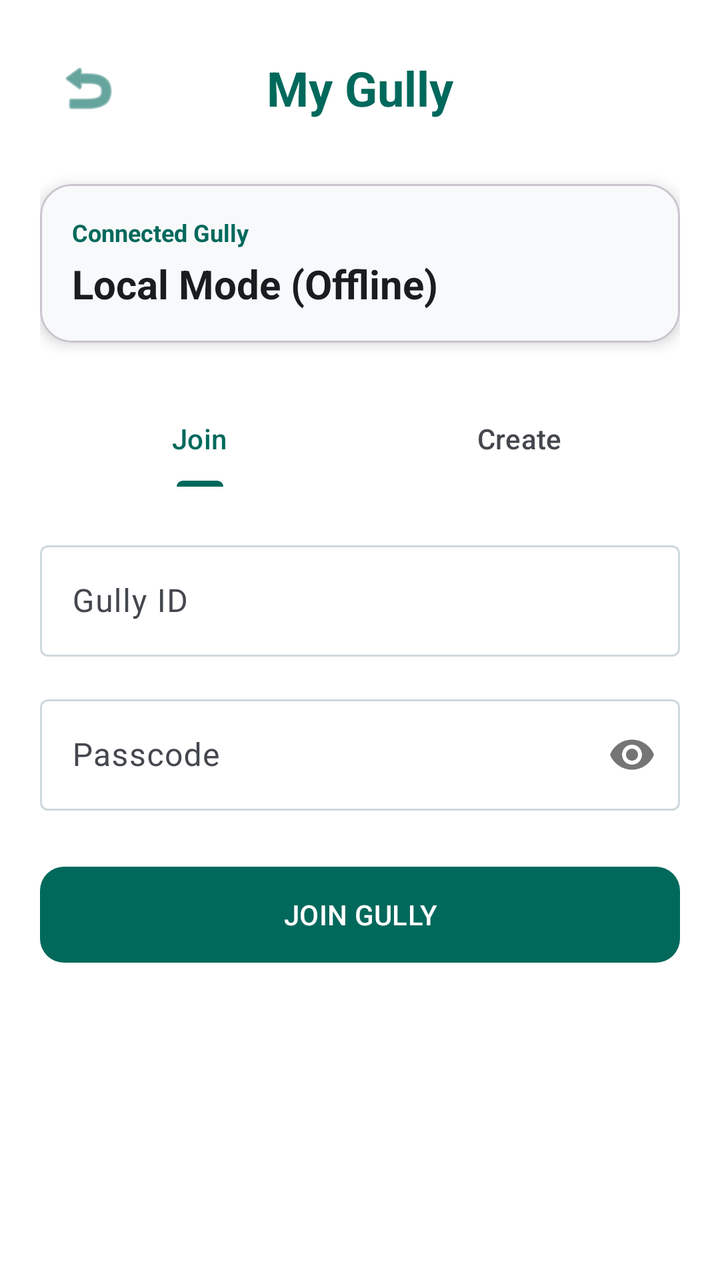
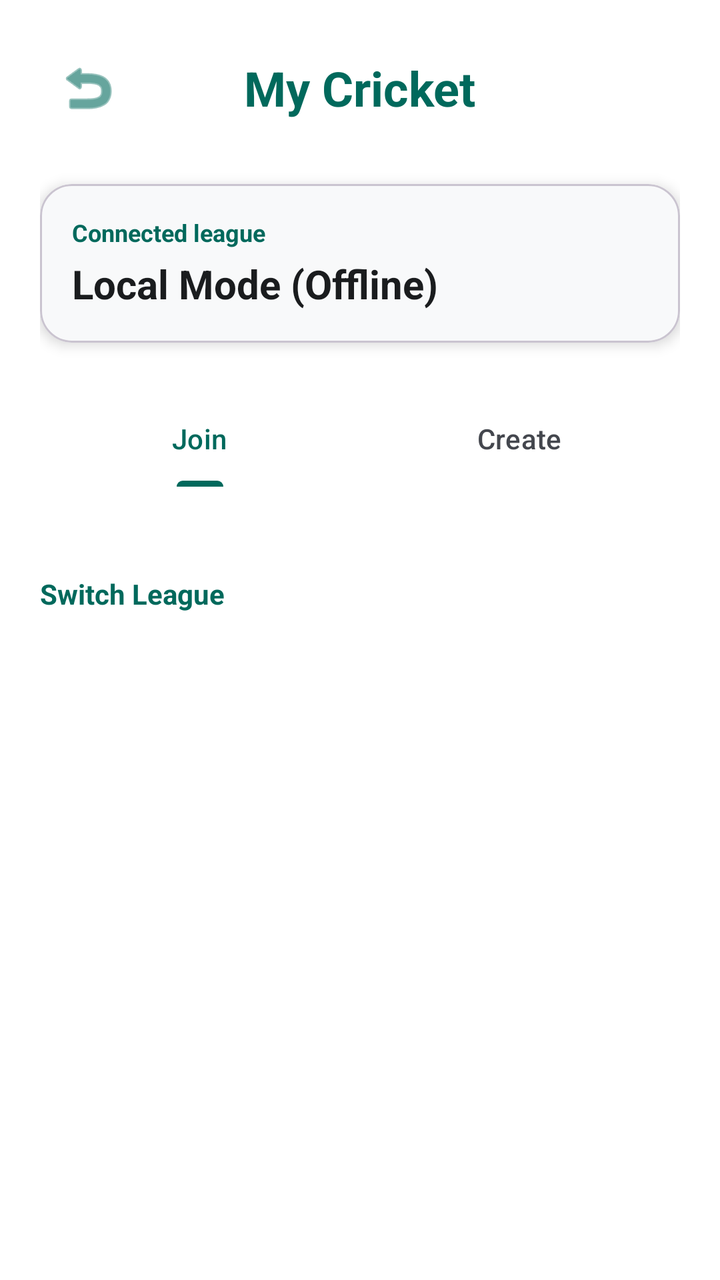

Before-and-after screenshots of an Android layout around one commit, followed by the original layout XML and the change that was made.
<!-- AndroidManifest.xml: application theme Theme.Scoring -->
<!-- res/layout/activity_gully_management.xml -->
<?xml version="1.0" encoding="utf-8"?>
<LinearLayout xmlns:android="http://schemas.android.com/apk/res/android"
    xmlns:app="http://schemas.android.com/apk/res-auto"
    android:layout_width="match_parent"
    android:layout_height="match_parent"
    android:orientation="vertical"
    android:background="?attr/colorSurface"
    android:padding="20dp">

    <RelativeLayout
        android:layout_width="match_parent"
        android:layout_height="wrap_content"
        android:layout_marginBottom="24dp">

        <ImageButton
            android:id="@+id/btnBack"
            android:layout_width="48dp"
            android:layout_height="48dp"
            android:background="?attr/selectableItemBackgroundBorderless"
            android:src="@android:drawable/ic_menu_revert"
            app:tint="?attr/colorPrimary" />

        <TextView
            android:layout_width="wrap_content"
            android:layout_height="wrap_content"
            android:layout_centerInParent="true"
            android:text="My Gully"
            android:textSize="24sp"
            android:textStyle="bold"
            android:textColor="?attr/colorPrimary" />
    </RelativeLayout>

    <com.google.android.material.card.MaterialCardView
        android:id="@+id/cardCurrentGully"
        android:layout_width="match_parent"
        android:layout_height="wrap_content"
        android:layout_marginBottom="24dp"
        app:cardCornerRadius="16dp"
        app:cardElevation="4dp"
        app:cardBackgroundColor="?attr/colorSurfaceVariant">

        <LinearLayout
            android:layout_width="match_parent"
            android:layout_height="wrap_content"
            android:orientation="vertical"
            android:padding="16dp">

            <TextView
                android:layout_width="wrap_content"
                android:layout_height="wrap_content"
                android:text="Connected Gully"
                android:textSize="12sp"
                android:textStyle="bold"
                android:textColor="?attr/colorPrimary" />

            <TextView
                android:id="@+id/tvGullyName"
                android:layout_width="wrap_content"
                android:layout_height="wrap_content"
                android:text="Local Mode (Offline)"
                android:textSize="20sp"
                android:textStyle="bold"
                android:textColor="?attr/colorOnSurface"
                android:layout_marginTop="4dp" />

            <com.google.android.material.button.MaterialButton
                android:id="@+id/btnLeaveGully"
                style="@style/Widget.Material3.Button.TextButton"
                android:layout_width="wrap_content"
                android:layout_height="wrap_content"
                android:text="Switch to Local Mode"
                android:textColor="?attr/colorError"
                android:visibility="gone" />
        </LinearLayout>
    </com.google.android.material.card.MaterialCardView>

    <com.google.android.material.tabs.TabLayout
        android:id="@+id/tabLayoutGully"
        android:layout_width="match_parent"
        android:layout_height="wrap_content"
        android:background="@android:color/transparent"
        app:tabIndicatorFullWidth="false"
        app:tabSelectedTextColor="?attr/colorPrimary"
        app:tabTextColor="?attr/colorOnSurfaceVariant">

        <com.google.android.material.tabs.TabItem
            android:layout_width="wrap_content"
            android:layout_height="wrap_content"
            android:text="Join" />

        <com.google.android.material.tabs.TabItem
            android:layout_width="wrap_content"
            android:layout_height="wrap_content"
            android:text="Create" />
    </com.google.android.material.tabs.TabLayout>

    <LinearLayout
        android:id="@+id/layoutJoin"
        android:layout_width="match_parent"
        android:layout_height="wrap_content"
        android:orientation="vertical"
        android:layout_marginTop="24dp">

        <com.google.android.material.textfield.TextInputLayout
            style="@style/Widget.Material3.TextInputLayout.OutlinedBox"
            android:layout_width="match_parent"
            android:layout_height="wrap_content"
            android:hint="Gully ID"
            android:layout_marginBottom="16dp">
            <com.google.android.material.textfield.TextInputEditText
                android:id="@+id/etJoinId"
                android:layout_width="match_parent"
                android:layout_height="wrap_content"
                android:inputType="textCapCharacters" />
        </com.google.android.material.textfield.TextInputLayout>

        <com.google.android.material.textfield.TextInputLayout
            style="@style/Widget.Material3.TextInputLayout.OutlinedBox"
            android:layout_width="match_parent"
            android:layout_height="wrap_content"
            android:hint="Passcode"
            app:passwordToggleEnabled="true"
            android:layout_marginBottom="24dp">
            <com.google.android.material.textfield.TextInputEditText
                android:id="@+id/etJoinPass"
                android:layout_width="match_parent"
                android:layout_height="wrap_content"
                android:inputType="textPassword" />
        </com.google.android.material.textfield.TextInputLayout>

        <com.google.android.material.button.MaterialButton
            android:id="@+id/btnJoin"
            android:layout_width="match_parent"
            android:layout_height="56dp"
            android:text="JOIN GULLY"
            app:cornerRadius="12dp" />
    </LinearLayout>

    <LinearLayout
        android:id="@+id/layoutCreate"
        android:layout_width="match_parent"
        android:layout_height="wrap_content"
        android:orientation="vertical"
        android:layout_marginTop="24dp"
        android:visibility="gone">

        <com.google.android.material.textfield.TextInputLayout
            style="@style/Widget.Material3.TextInputLayout.OutlinedBox"
            android:layout_width="match_parent"
            android:layout_height="wrap_content"
            android:hint="Gully Name (ID)"
            android:layout_marginBottom="16dp"
            app:helperText="Unique name for your league">
            <com.google.android.material.textfield.TextInputEditText
                android:id="@+id/etCreateId"
                android:layout_width="match_parent"
                android:layout_height="wrap_content"
                android:inputType="textCapCharacters" />
        </com.google.android.material.textfield.TextInputLayout>

        <com.google.android.material.textfield.TextInputLayout
            style="@style/Widget.Material3.TextInputLayout.OutlinedBox"
            android:layout_width="match_parent"
            android:layout_height="wrap_content"
            android:hint="Set Passcode"
            app:passwordToggleEnabled="true"
            android:layout_marginBottom="24dp"
            app:helperText="Give this to your friends to join">
            <com.google.android.material.textfield.TextInputEditText
                android:id="@+id/etCreatePass"
                android:layout_width="match_parent"
                android:layout_height="wrap_content"
                android:inputType="textPassword" />
        </com.google.android.material.textfield.TextInputLayout>

        <com.google.android.material.button.MaterialButton
            android:id="@+id/btnCreate"
            android:layout_width="match_parent"
            android:layout_height="56dp"
            android:text="CREATE GULLY"
            app:cornerRadius="12dp" />
    </LinearLayout>

</LinearLayout>
<!-- resources referenced by this layout -->
<resources>
  <style name="Theme.Scoring" parent="Base.Theme.Scoring" />
  <style name="Base.Theme.Scoring" parent="Theme.Material3.DayNight.NoActionBar">
          
          <item name="colorPrimary">@color/colorPrimary</item>
          <item name="colorOnPrimary">@color/colorOnPrimary</item>
          <item name="colorPrimaryContainer">@color/surface_card</item>
          <item name="colorOnPrimaryContainer">@color/colorPrimary</item>
  
          
          <item name="colorSecondary">@color/colorAccent</item>
          <item name="colorOnSecondary">@color/colorOnAccent</item>
          <item name="colorSecondaryContainer">@color/surface_elevated</item>
          <item name="colorOnSecondaryContainer">@color/colorAccent</item>
  
          
          <item name="android:windowBackground">@color/bg_main</item>
          <item name="colorSurface">@color/surface_card</item>
          <item name="colorOnSurface">@color/text_primary</item>
          <item name="colorSurfaceVariant">@color/surface_elevated</item>
          <item name="colorOnSurfaceVariant">@color/text_secondary</item>
          <item name="colorOutline">@color/divider_main</item>
  
          
          <item name="runHighlight">@color/run_highlight</item>
          <item name="wicketHighlight">@color/wicket_highlight</item>
          <item name="boundaryHighlight">@color/boundary_highlight</item>
          <item name="extraHighlight">@color/extra_slate</item>
          <item name="dotBallHighlight">@color/dot_ball_grey</item>
  
          
          <item name="prestigeGold">@color/accent_amber</item>
          <item name="prestigeOrange">@color/prestige_orange</item>
          <item name="prestigePurple">@color/accent_purple</item>
  
          <item name="cardViewStyle">@style/Widget.Material3.CardView.Elevated</item>
  
          <item name="android:statusBarColor">@android:color/transparent</item>
          <item name="android:navigationBarColor">@android:color/transparent</item>
          <item name="android:windowTranslucentStatus">false</item>
          <item name="android:windowTranslucentNavigation">false</item>
      </style>
  <color name="colorPrimary">#00695C</color>
  <color name="colorOnPrimary">#FFFFFF</color>
  <color name="surface_card">#FFFFFF</color>
  <color name="colorAccent">#00695C</color>
  <color name="colorOnAccent">#FFFFFF</color>
  <color name="surface_elevated">#F8F9FA</color>
  <color name="bg_main">#F0F2F5</color>
  <color name="text_primary">#1A1C1E</color>
  <color name="text_secondary">#44474E</color>
  <color name="divider_main">#CFD8DC</color>
  <color name="run_highlight">#00695C</color>
  <color name="wicket_highlight">#B71C1C</color>
  <color name="boundary_highlight">#EF6C00</color>
  <color name="extra_slate">#546E7A</color>
  <color name="dot_ball_grey">#90A4AE</color>
  <color name="accent_amber">#FFD700</color>
  <color name="prestige_orange">#EF6C00</color>
  <color name="accent_purple">#5a0080</color>
</resources>

<!-- the commit's change to res/layout/activity_gully_management.xml (unified diff, before → after) -->
@@ -24,7 +24,7 @@
             android:layout_width="wrap_content"
             android:layout_height="wrap_content"
             android:layout_centerInParent="true"
-            android:text="My Gully"
+            android:text="My Cricket"
             android:textSize="24sp"
             android:textStyle="bold"
             android:textColor="?attr/colorPrimary" />
@@ -48,7 +48,7 @@
             <TextView
                 android:layout_width="wrap_content"
                 android:layout_height="wrap_content"
-                android:text="Connected Gully"
+                android:text="Connected league"
                 android:textSize="12sp"
                 android:textStyle="bold"
                 android:textColor="?attr/colorPrimary" />
@@ -63,7 +63,7 @@
                 android:textColor="?attr/colorOnSurface"
                 android:layout_marginTop="4dp" />
 
-            <com.google.android.material.button.MaterialButton
+                <com.google.android.material.button.MaterialButton
                 android:id="@+id/btnLeaveGully"
                 style="@style/Widget.Material3.Button.TextButton"
                 android:layout_width="wrap_content"
@@ -71,6 +71,16 @@
                 android:text="Switch to Local Mode"
                 android:textColor="?attr/colorError"
                 android:visibility="gone" />
+
+            <com.google.android.material.button.MaterialButton
+                android:id="@+id/btnMigrateLocal"
+                style="@style/Widget.Material3.Button.TonalButton"
+                android:layout_width="match_parent"
+                android:layout_height="wrap_content"
+                android:text="Sync Local History to Cloud"
+                android:layout_marginTop="8dp"
+                android:visibility="gone"
+                app:icon="@android:drawable/stat_sys_upload" />
         </LinearLayout>
     </com.google.android.material.card.MaterialCardView>
 
@@ -94,91 +104,28 @@
             android:text="Create" />
     </com.google.android.material.tabs.TabLayout>
 
-    <LinearLayout
-        android:id="@+id/layoutJoin"
+    <androidx.viewpager2.widget.ViewPager2
+        android:id="@+id/viewPagerGully"
         android:layout_width="match_parent"
         android:layout_height="wrap_content"
-        android:orientation="vertical"
-        android:layout_marginTop="24dp">
+        android:layout_marginTop="12dp" />
 
-        <com.google.android.material.textfield.TextInputLayout
-            style="@style/Widget.Material3.TextInputLayout.OutlinedBox"
-            android:layout_width="match_parent"
-            android:layout_height="wrap_content"
-            android:hint="Gully ID"
-            android:layout_marginBottom="16dp">
-            <com.google.android.material.textfield.TextInputEditText
-                android:id="@+id/etJoinId"
-                android:layout_width="match_parent"
-                android:layout_height="wrap_content"
-                android:inputType="textCapCharacters" />
-        </com.google.android.material.textfield.TextInputLayout>
+    <TextView
+        android:id="@+id/tvRecentTitle"
+        android:layout_width="wrap_content"
+        android:layout_height="wrap_content"
+        android:text="Switch League"
+        android:textSize="14sp"
+        android:textStyle="bold"
+        android:textColor="?attr/colorPrimary"
+        android:layout_marginTop="32dp"
+        android:layout_marginBottom="12dp" />
 
-        <com.google.android.material.textfield.TextInputLayout
-            style="@style/Widget.Material3.TextInputLayout.OutlinedBox"
-            android:layout_width="match_parent"
-            android:layout_height="wrap_content"
-            android:hint="Passcode"
-            app:passwordToggleEnabled="true"
-            android:layout_marginBottom="24dp">
-            <com.google.android.material.textfield.TextInputEditText
-                android:id="@+id/etJoinPass"
-                android:layout_width="match_parent"
-                android:layout_height="wrap_content"
-                android:inputType="textPassword" />
-        </com.google.android.material.textfield.TextInputLayout>
-
-        <com.google.android.material.button.MaterialButton
-            android:id="@+id/btnJoin"
-            android:layout_width="match_parent"
-            android:layout_height="56dp"
-            android:text="JOIN GULLY"
-            app:cornerRadius="12dp" />
-    </LinearLayout>
-
-    <LinearLayout
-        android:id="@+id/layoutCreate"
+    <androidx.recyclerview.widget.RecyclerView
+        android:id="@+id/rvRecentGullies"
         android:layout_width="match_parent"
-        android:layout_height="wrap_content"
-        android:orientation="vertical"
-        android:layout_marginTop="24dp"
-        android:visibility="gone">
-
-        <com.google.android.material.textfield.TextInputLayout
-            style="@style/Widget.Material3.TextInputLayout.OutlinedBox"
-            android:layout_width="match_parent"
-            android:layout_height="wrap_content"
-            android:hint="Gully Name (ID)"
-            android:layout_marginBottom="16dp"
-            app:helperText="Unique name for your league">
-            <com.google.android.material.textfield.TextInputEditText
-                android:id="@+id/etCreateId"
-                android:layout_width="match_parent"
-                android:layout_height="wrap_content"
-                android:inputType="textCapCharacters" />
-        </com.google.android.material.textfield.TextInputLayout>
-
-        <com.google.android.material.textfield.TextInputLayout
-            style="@style/Widget.Material3.TextInputLayout.OutlinedBox"
-            android:layout_width="match_parent"
-            android:layout_height="wrap_content"
-            android:hint="Set Passcode"
-            app:passwordToggleEnabled="true"
-            android:layout_marginBottom="24dp"
-            app:helperText="Give this to your friends to join">
-            <com.google.android.material.textfield.TextInputEditText
-                android:id="@+id/etCreatePass"
-                android:layout_width="match_parent"
-                android:layout_height="wrap_content"
-                android:inputType="textPassword" />
-        </com.google.android.material.textfield.TextInputLayout>
-
-        <com.google.android.material.button.MaterialButton
-            android:id="@+id/btnCreate"
-            android:layout_width="match_parent"
-            android:layout_height="56dp"
-            android:text="CREATE GULLY"
-            app:cornerRadius="12dp" />
-    </LinearLayout>
+        android:layout_height="0dp"
+        android:layout_weight="1"
+        android:overScrollMode="never" />
 
 </LinearLayout>
